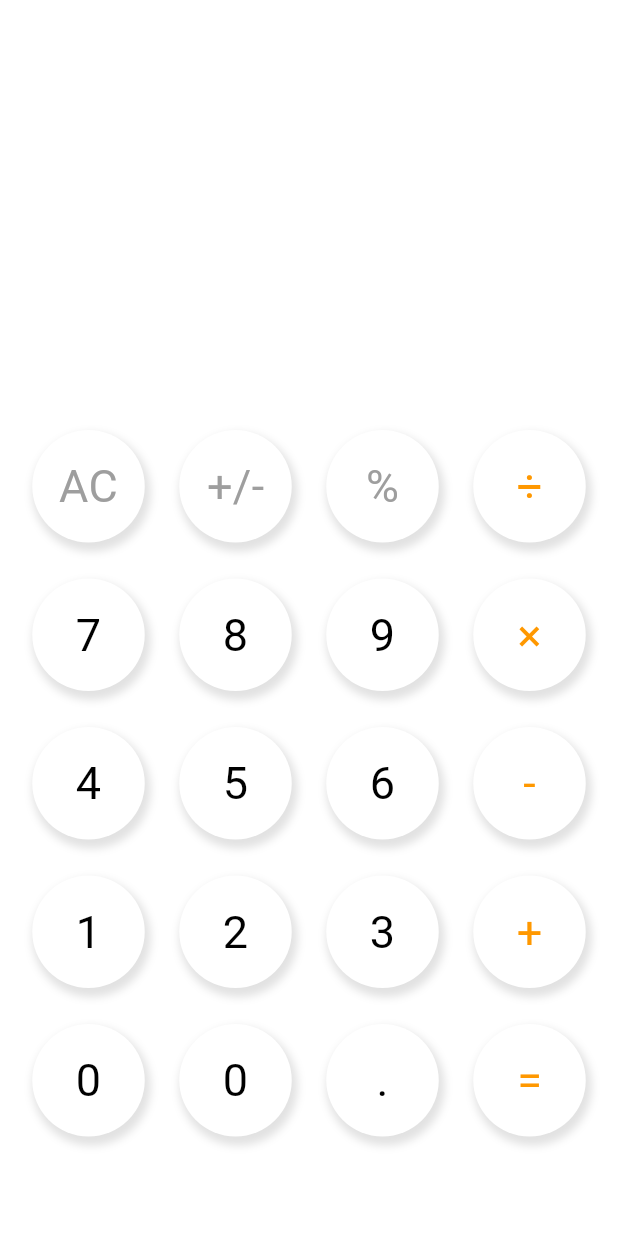
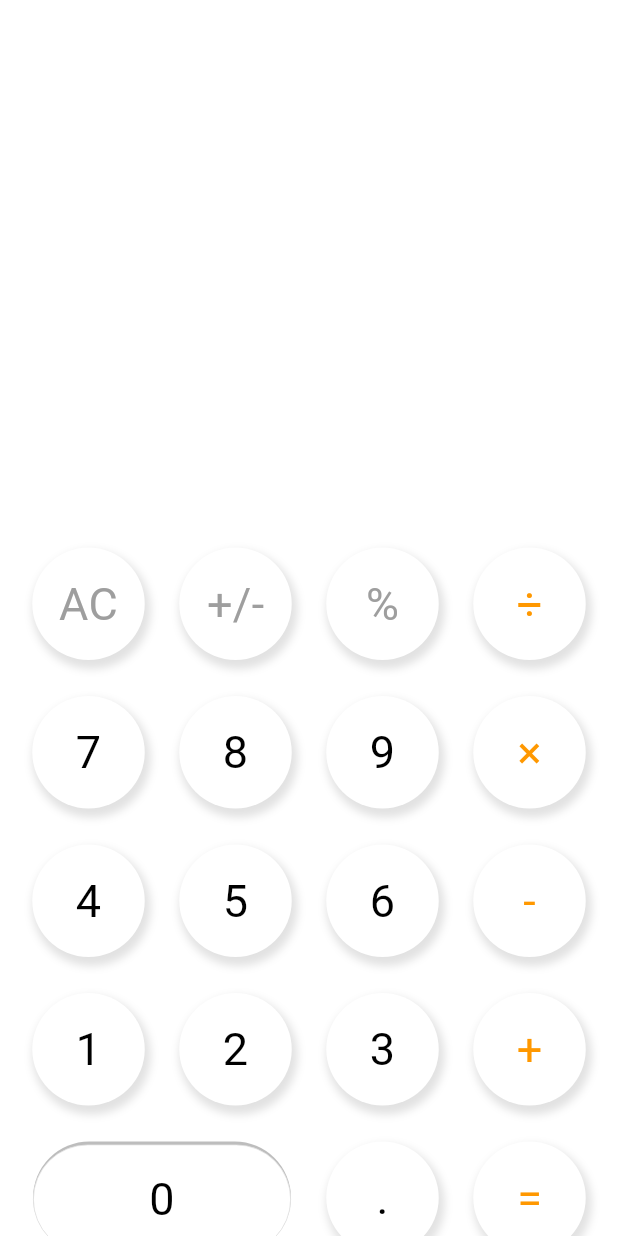
Before and after one commit to AdeelHafeez112/Calculator, a Flutter app: the screen it shows after launch, on a phone screen of 412 x 824 dp. Run offline on Flutter 3.47's test engine with Material 3 defaults, Android fonts, the phone set to English and light mode, and no system bars.

Commit message:
Final Layout

```diff
--- /dev/null
+++ b/lib/components/zero_button_widget.dart
@@ -0,0 +1,64 @@
+import 'package:flutter/material.dart';
+
+class ZeroButtonWidget extends StatelessWidget {
+  final String title;
+  final Color color;
+  final VoidCallback onPress;
+  const ZeroButtonWidget({
+    super.key,
+    required this.title,
+    this.color = Colors.black,
+    required this.onPress,
+  });
+
+  @override
+  Widget build(BuildContext context) {
+    return Expanded(
+      flex: 2,
+      child: Padding(
+        padding: const EdgeInsets.symmetric(horizontal: 12,vertical: 12),
+        child: InkWell(
+          onTap: onPress,
+          child: Stack(
+            children: [
+              // Bottom shadow (creates depth)
+              Container(
+                height: 75,
+                decoration: BoxDecoration(
+                  borderRadius: BorderRadius.circular(37.5),
+                  color: Colors.grey.shade400,
+                ),
+              ),
+              // Slightly offset top layer (creates impression of being pressed in)
+              Positioned(
+                top: 2, // This offset creates the "pressed in" effect
+                left: 0,
+                right: 0,
+                child: Container(
+                  height: 73,
+                  decoration: BoxDecoration(
+                    borderRadius: BorderRadius.circular(37.5),
+                    color: Colors.white,
+                    border: Border.all(
+                      color: Colors.grey.shade300,
+                      width: 0.5,
+                    ),
+                  ),
+                  child: Center(
+                    child: Text(
+                        title,
+                        style: TextStyle(
+                            color: Colors.black,
+                            fontSize: 30
+                        )
+                    ),
+                  ),
+                ),
+              ),
+            ],
+          ),
+        ),
+      ),
+    );
+  }
+}
--- a/lib/screens/home_screen.dart
+++ b/lib/screens/home_screen.dart
@@ -1,5 +1,6 @@
 import 'package:flutter/material.dart';
-import 'package:practice_app/components/my_button.dart';
+import 'package:practice_app/components/normal_button_widget.dart';
+import 'package:practice_app/components/zero_button_widget.dart';
 
 class MyHomePage extends StatefulWidget {
   const MyHomePage({super.key});
@@ -20,25 +21,41 @@ class _MyHomePageState extends State<MyHomePage> {
           padding: EdgeInsets.symmetric(horizontal: 10),
           child: Column(
             children: [
-              Expanded(
+              SafeArea(
                 child: Padding(
                   padding: const EdgeInsets.symmetric(vertical: 20,horizontal: 10),
                   child: Column(
+                    mainAxisAlignment: MainAxisAlignment.end,
                     children: [
-                      Align(
+                      const SizedBox(height: 100),
+                      Container(
                         alignment: Alignment.centerRight,
-                        child: Text(userInput.toString(), style: TextStyle(fontSize: 60, color: Colors.black),),
+                        child:SingleChildScrollView(
+                          scrollDirection: Axis.horizontal,
+                          reverse: true,
+                          child: Text(userInput.toString(), style: TextStyle(fontSize: 90, color: Colors.black),
+                            maxLines: 1,
+                            overflow: TextOverflow.visible,
+                          ),
+                        ),
                       ),
-                      Align(
+                      const SizedBox(height:20),
+                      Container(
                         alignment: Alignment.centerRight,
-                        child: Text(userInput.toString(), style: TextStyle(fontSize: 45, color: Colors.grey),),
+                        child:SingleChildScrollView(
+                          scrollDirection: Axis.horizontal,
+                          reverse: true,
+                          child: Text(userInput.toString(), style: TextStyle(fontSize: 45, color: Colors.grey),
+                            maxLines: 1,
+                            overflow: TextOverflow.visible,
+                          ),
+                        ),
                       )
                     ],
                   ),
                 ),
               ),
-              Expanded(
-                flex: 2,
+              SafeArea(
                 child: Column(
                   children: [
                     Row(
@@ -139,16 +156,10 @@ class _MyHomePageState extends State<MyHomePage> {
                     ),
                     Row(
                       children: [
-                        MyButton(
+                        ZeroButtonWidget(
                           title: "0",
                           onPress: () {userInput += '0'; setState(() {});},
-                          color: Colors.black,
-                        ),
-                        MyButton(
-                          title: "0",
-                          onPress: () {userInput += '0'; setState(() {});},
-                          color: Colors.black,
-                        ),
+                          color: Colors.black,),
                         MyButton(
                           title: ".",
                           onPress: () {userInput += '.'; setState(() {});},
@@ -171,3 +182,4 @@ class _MyHomePageState extends State<MyHomePage> {
     );
   }
 }
+//
--- a/pubspec.yaml
+++ b/pubspec.yaml
@@ -34,6 +34,7 @@ dependencies:
   # The following adds the Cupertino Icons font to your application.
   # Use with the CupertinoIcons class for iOS style icons.
   cupertino_icons: ^1.0.8
+  math_expressions: ^2.7.0
 
 dev_dependencies:
   flutter_test:
```
Also changed, not shown: lib/components/normal_button_widget.dart (renamed from lib/components/my_button.dart), pubspec.lock.
